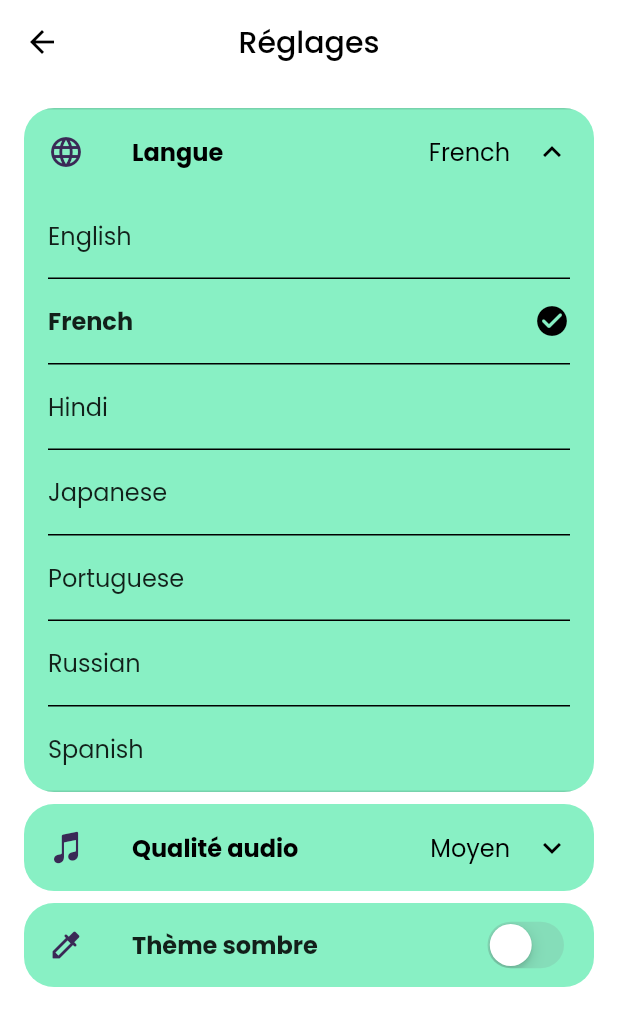
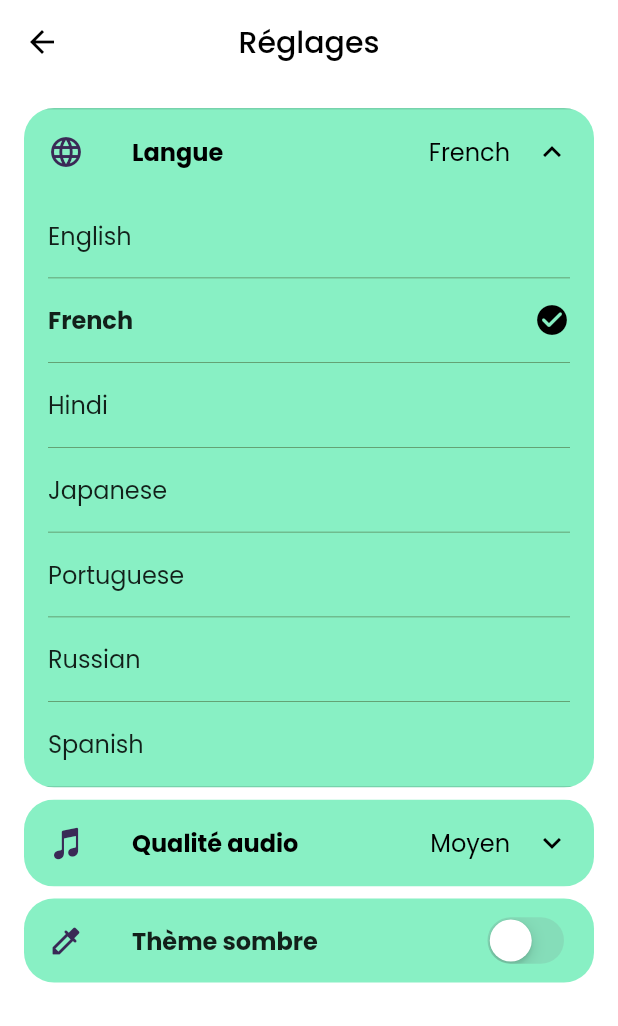
Before and after one commit to jhelumcorp/gyawun, a Flutter app: the SettingsScreen screen opened directly, after a tap on "Language", after a tap on "French", on a phone screen of 412 x 824 dp. Shown: the top 1026 px of the screen. Run offline on Flutter 3.47's test engine with Material 2 defaults, Android fonts, the phone set to English and light mode, and no system bars; our stand-ins replace cached_network_image, carousel_slider, google_fonts, just_audio, just_audio_background, palette_generator and 1 more; missing offline and left inert: miniplayer, youtube_explode_dart; accounts and stored records are empty; network calls fail.

Commit message:
Bug Fixes

```diff
--- a/lib/screens/SettingsScreen.dart
+++ b/lib/screens/SettingsScreen.dart
@@ -112,8 +112,8 @@ class SettingsScreen extends StatelessWidget {
                           Padding(
                             padding: const EdgeInsets.symmetric(horizontal: 16),
                             child: Container(
-                              height: 1,
-                              color: Colors.black,
+                              height: 0.5,
+                              color: const Color.fromARGB(255, 87, 137, 91),
                             ),
                           ),
                       ],
@@ -192,8 +192,8 @@ class SettingsScreen extends StatelessWidget {
                         Padding(
                           padding: const EdgeInsets.symmetric(horizontal: 16),
                           child: Container(
-                            height: 1,
-                            color: Colors.black,
+                            height: .5,
+                            color: const Color.fromARGB(255, 87, 137, 91),
                           ),
                         ),
                     ],
```
Also changed, not shown: lib/data/home1.dart (+8 -8 lines).
